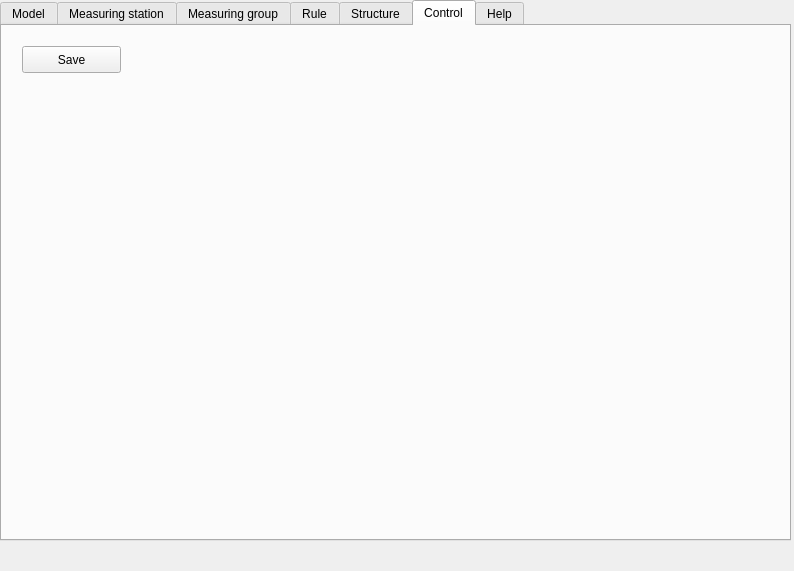
This is ui/control_structures_dockwidget.ui in nens/threedi-results-analysis as Qt 5 draws it before an edit. The edited form follows.
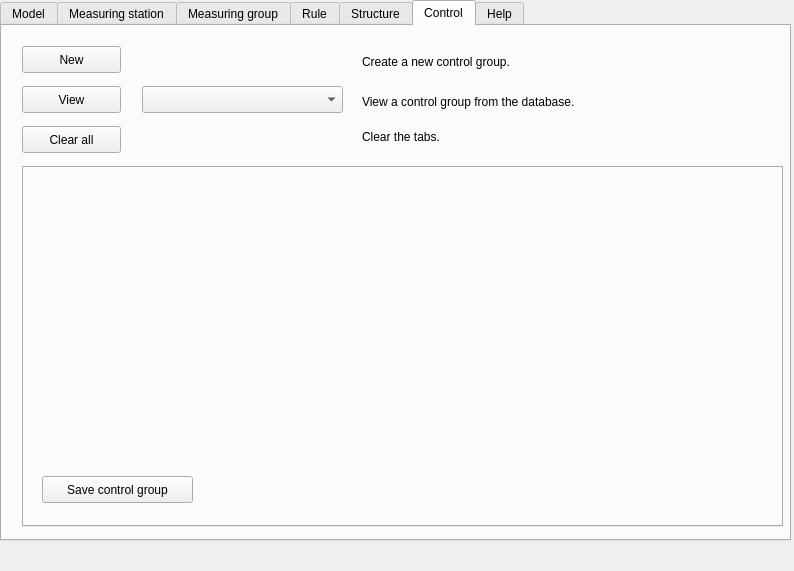
This is the edited form. The open tabs and pages were chosen to show the change.

What changed in the file:
```diff
--- a/ui/control_structures_dockwidget.ui
+++ b/ui/control_structures_dockwidget.ui
@@ -603,6 +603,19 @@
      <widget class="QPushButton" name="pushbutton_input_save">
       <property name="geometry">
        <rect>
+        <x>40</x>
+        <y>450</y>
+        <width>151</width>
+        <height>27</height>
+       </rect>
+      </property>
+      <property name="text">
+       <string>Save control group</string>
+      </property>
+     </widget>
+     <widget class="QPushButton" name="pushbutton_input_control_new">
+      <property name="geometry">
+       <rect>
         <x>20</x>
         <y>20</y>
         <width>99</width>
@@ -610,9 +623,115 @@
        </rect>
       </property>
       <property name="text">
-       <string>Save</string>
+       <string>New</string>
       </property>
      </widget>
+     <widget class="QPushButton" name="pusbutton_input_control_view">
+      <property name="geometry">
+       <rect>
+        <x>20</x>
+        <y>60</y>
+        <width>99</width>
+        <height>27</height>
+       </rect>
+      </property>
+      <property name="text">
+       <string>View</string>
+      </property>
+     </widget>
+     <widget class="QLabel" name="label_input_control_new">
+      <property name="geometry">
+       <rect>
+        <x>360</x>
+        <y>20</y>
+        <width>361</width>
+        <height>31</height>
+       </rect>
+      </property>
+      <property name="text">
+       <string>Create a new control group.</string>
+      </property>
+     </widget>
+     <widget class="QComboBox" name="combobox_input_control_view">
+      <property name="geometry">
+       <rect>
+        <x>140</x>
+        <y>60</y>
+        <width>201</width>
+        <height>27</height>
+       </rect>
+      </property>
+     </widget>
+     <widget class="QLabel" name="label_input_control_view">
+      <property name="geometry">
+       <rect>
+        <x>360</x>
+        <y>60</y>
+        <width>361</width>
+        <height>31</height>
+       </rect>
+      </property>
+      <property name="text">
+       <string>View a control group from the database.</string>
+      </property>
+     </widget>
+     <widget class="QPushButton" name="pushbutton_control_clear">
+      <property name="geometry">
+       <rect>
+        <x>20</x>
+        <y>100</y>
+        <width>99</width>
+        <height>27</height>
+       </rect>
+      </property>
+      <property name="text">
+       <string>Clear all</string>
+      </property>
+     </widget>
+     <widget class="QLabel" name="label_input_control_clear">
+      <property name="geometry">
+       <rect>
+        <x>360</x>
+        <y>100</y>
+        <width>371</width>
+        <height>21</height>
+       </rect>
+      </property>
+      <property name="text">
+       <string>Clear the tabs.</string>
+      </property>
+     </widget>
+     <widget class="QTabWidget" name="tab_control_view">
+      <property name="geometry">
+       <rect>
+        <x>20</x>
+        <y>140</y>
+        <width>761</width>
+        <height>361</height>
+       </rect>
+      </property>
+      <property name="autoFillBackground">
+       <bool>false</bool>
+      </property>
+      <property name="currentIndex">
+       <number>-1</number>
+      </property>
+      <property name="tabsClosable">
+       <bool>true</bool>
+      </property>
+      <property name="movable">
+       <bool>true</bool>
+      </property>
+     </widget>
+     <zorder>tab_control_view</zorder>
+     <zorder>pushbutton_input_save</zorder>
+     <zorder>pushbutton_input_control_new</zorder>
+     <zorder>pusbutton_input_control_view</zorder>
+     <zorder>label_input_control_new</zorder>
+     <zorder>combobox_input_control_view</zorder>
+     <zorder>label_input_control_view</zorder>
+     <zorder>pushbutton_control_clear</zorder>
+     <zorder>label_input_control_clear</zorder>
     </widget>
     <widget class="QWidget" name="tab_help">
      <attribute name="title">
```
